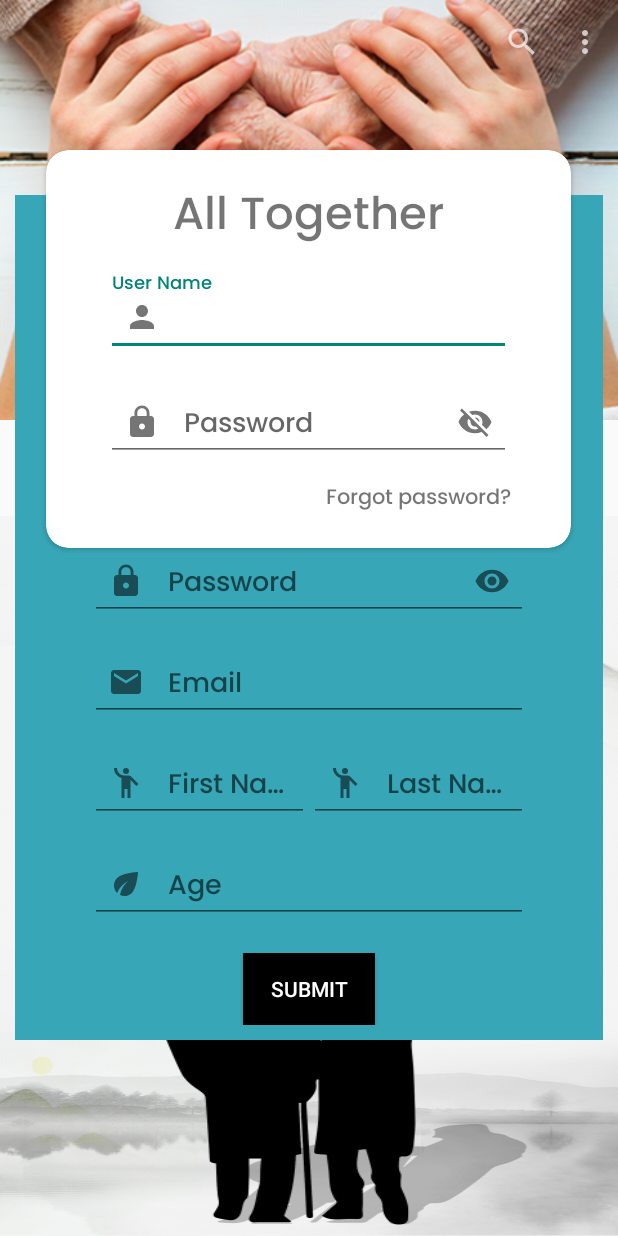
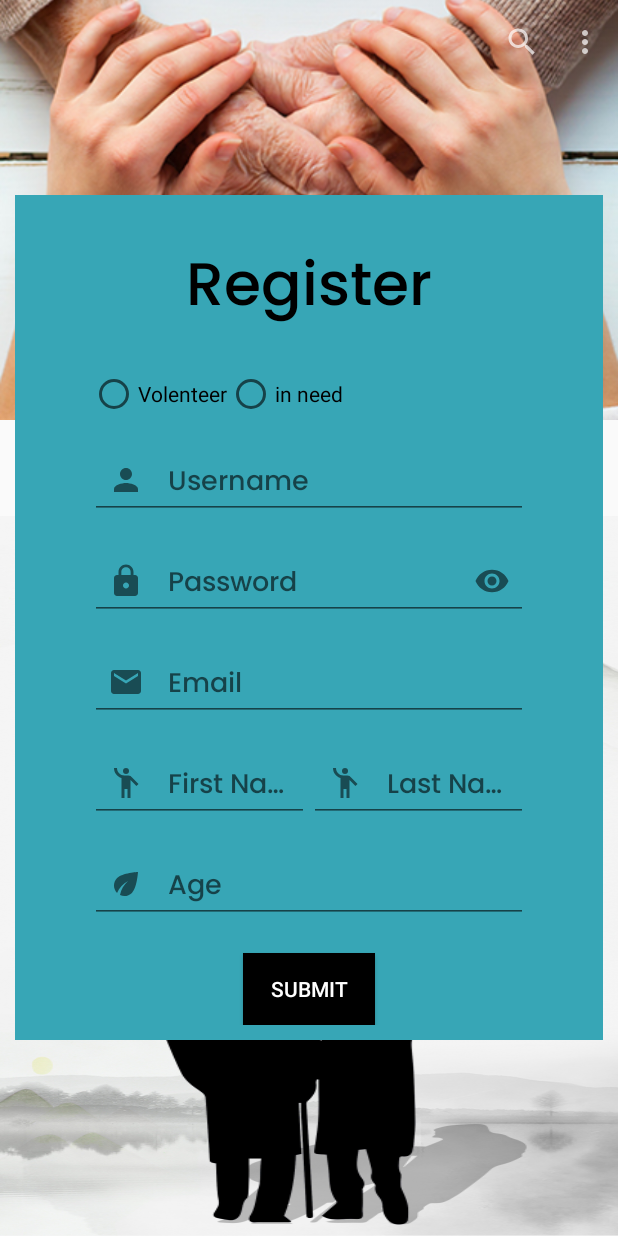
Before and after one commit to Jacob22g/All_Together, an Android app: the screen it shows after launch (MainActivity), after a tap on "Register Now", on a phone screen of 412 x 824 dp. Run offline under Robolectric (Android 15) with nearby library versions, the phone set to English and light mode, and no system bars; our stand-ins replace Firebase (no records; nobody signed in at launch, a user with empty details on screens opened directly).

Commit message:
register fragment update card view blocks solved

```diff
--- a/app/src/main/java/com/example/all_together/MainActivity.java
+++ b/app/src/main/java/com/example/all_together/MainActivity.java
@@ -4,6 +4,7 @@ import androidx.annotation.NonNull;
 import androidx.appcompat.app.ActionBar;
 import androidx.appcompat.app.AppCompatActivity;
 import androidx.appcompat.widget.Toolbar;
+import androidx.cardview.widget.CardView;
 import androidx.core.view.GravityCompat;
 import androidx.drawerlayout.widget.DrawerLayout;
 import androidx.fragment.app.Fragment;
@@ -24,6 +25,9 @@ import android.widget.Toast;
 public class MainActivity extends AppCompatActivity implements RegisterFragment.OnRegisterFragmentListener {
 
     final String FRAGMENT_REGISTER_TAG = "fragment_register";
+
+    CardView cardView;
+
     DrawerLayout drawerLayout;
     private Toolbar toolbar;
 
@@ -32,6 +36,8 @@ public class MainActivity extends AppCompatActivity implements RegisterFragment.
         super.onCreate(savedInstanceState);
         setContentView(R.layout.activity_main);
 
+        cardView = findViewById(R.id.cardView);
+
         toolbar = findViewById(R.id.myToolbar);
         setSupportActionBar(toolbar);
 
@@ -39,18 +45,17 @@ public class MainActivity extends AppCompatActivity implements RegisterFragment.
         register_btn.setOnClickListener(new View.OnClickListener() {
             @Override
             public void onClick(View v) {
-                FragmentManager registerFragment = getSupportFragmentManager();
-                FragmentTransaction transaction = registerFragment.beginTransaction();
-                transaction.add(R.id.root_layout,new RegisterFragment(), FRAGMENT_REGISTER_TAG);
+                RegisterFragment registerFragment = new RegisterFragment();
+                FragmentManager fragmentManager = getSupportFragmentManager();
+                FragmentTransaction transaction = fragmentManager.beginTransaction();
+                transaction.add(R.id.root_layout, registerFragment,FRAGMENT_REGISTER_TAG);
                 transaction.addToBackStack(null);
                 transaction.commit();
 
-//                RegisterFragment registerFragment = new RegisterFragment();
-//                FragmentManager fragmentManager = getSupportFragmentManager();
-//                FragmentTransaction transaction = fragmentManager.beginTransaction();
-//                transaction.add(R.id.root_layout, registerFragment,REGISTER_FRAGMENT_TAG);
-//                transaction.addToBackStack(null);
-//                transaction.commit();
+                // make card not visible
+                cardView.setVisibility(View.GONE);
+
+
             }
         });
 
@@ -66,7 +71,7 @@ public class MainActivity extends AppCompatActivity implements RegisterFragment.
                 Toast.makeText(this, "LogOut is selected", Toast.LENGTH_SHORT).show();
         }
 
-            //drawerLayout.openDrawer(GravityCompat.START);
+        //drawerLayout.openDrawer(GravityCompat.START);
         return super.onOptionsItemSelected(item);
     }
 
@@ -83,5 +88,8 @@ public class MainActivity extends AppCompatActivity implements RegisterFragment.
         Toast.makeText(this, username + ", " + password + ", " + email, Toast.LENGTH_SHORT).show();
         Fragment fragment = getSupportFragmentManager().findFragmentByTag(FRAGMENT_REGISTER_TAG);
         getSupportFragmentManager().beginTransaction().remove(fragment).commit();
+
+        // make card visible
+        cardView.setVisibility(View.VISIBLE);
     }
 }
```
